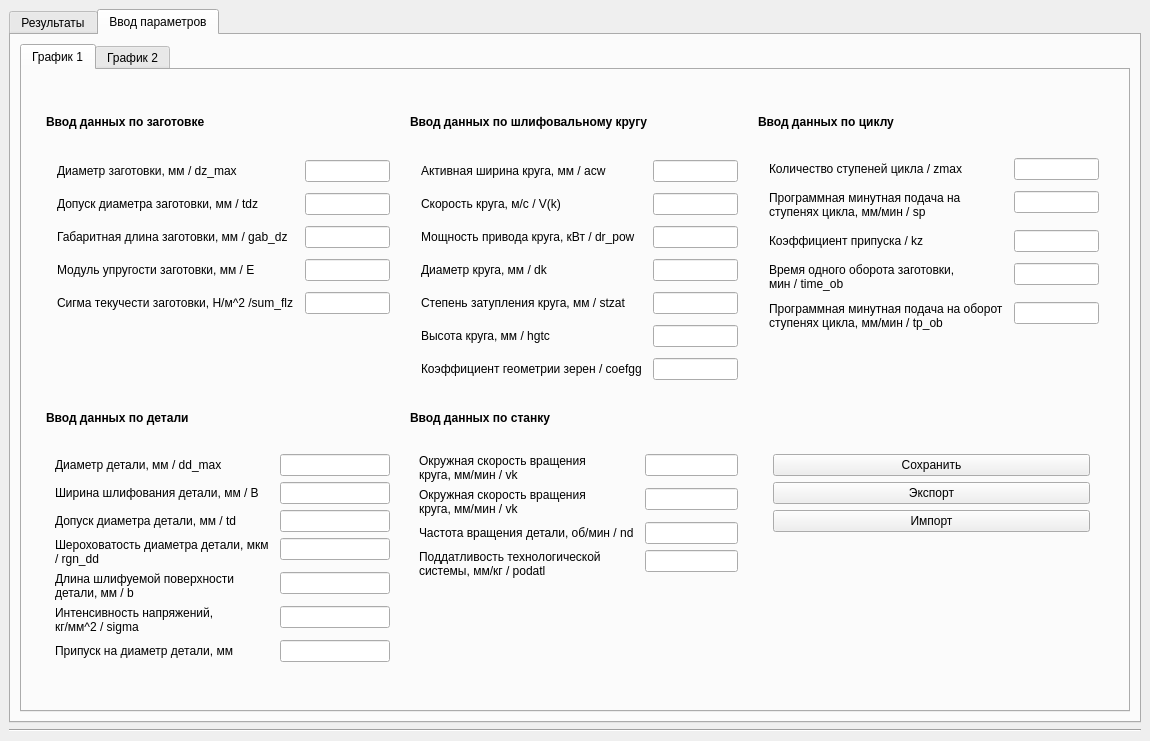
First picture: the form in Interfase/1.ui, repository MichailNikitin/optimization_CNC, before the edit.
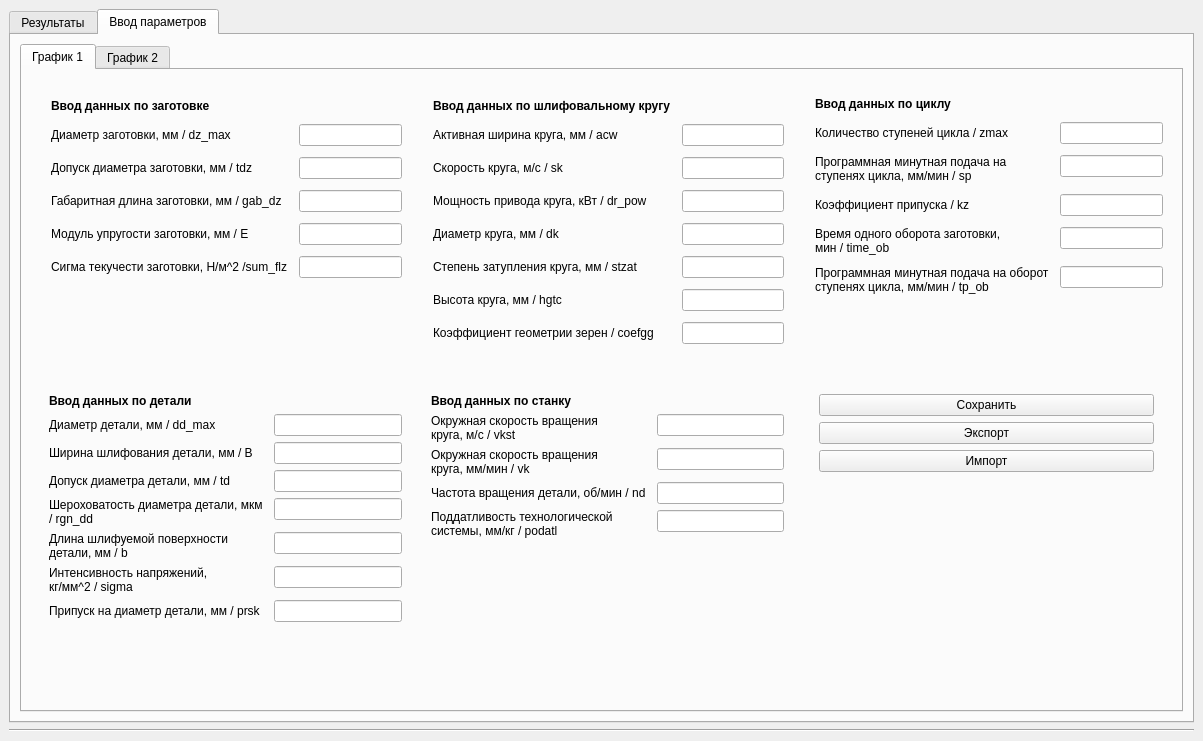
Second picture: the form after the edit.

What changed in the file:
```diff
--- a/Interfase/1.ui
+++ b/Interfase/1.ui
@@ -6,7 +6,7 @@
    <rect>
     <x>0</x>
     <y>0</y>
-    <width>1150</width>
+    <width>1203</width>
     <height>741</height>
    </rect>
   </property>
@@ -75,7 +75,7 @@
                <property name="horizontalSpacing">
                 <number>65</number>
                </property>
-               <item row="0" column="1">
+               <item row="0" column="0">
                 <widget class="QWidget" name="widget_2" native="true">
                  <property name="baseSize">
                   <size>
@@ -88,16 +88,16 @@
                    <enum>QLayout::SetDefaultConstraint</enum>
                   </property>
                   <property name="leftMargin">
-                   <number>6</number>
+                   <number>0</number>
                   </property>
                   <property name="topMargin">
-                   <number>7</number>
+                   <number>0</number>
                   </property>
                   <property name="rightMargin">
-                   <number>11</number>
+                   <number>0</number>
                   </property>
                   <property name="bottomMargin">
-                   <number>21</number>
+                   <number>10</number>
                   </property>
                   <property name="horizontalSpacing">
                    <number>20</number>
@@ -129,59 +129,73 @@
                      <property name="bottomMargin">
                       <number>11</number>
                      </property>
-                     <item row="0" column="0">
-                      <widget class="QLabel" name="label_2">
+                     <item row="1" column="0">
+                      <widget class="QLabel" name="dz_max_label">
                        <property name="text">
                         <string>Диаметр заготовки, мм / dz_max</string>
                        </property>
                       </widget>
                      </item>
-                     <item row="0" column="1">
-                      <widget class="QLineEdit" name="lineEdit">
+                     <item row="1" column="1">
+                      <widget class="QLineEdit" name="dz_max_textbox">
                        <property name="enabled">
                         <bool>true</bool>
                        </property>
                       </widget>
                      </item>
-                     <item row="1" column="0">
-                      <widget class="QLabel" name="label_3">
+                     <item row="2" column="0">
+                      <widget class="QLabel" name="tdz_label">
                        <property name="text">
                         <string>Допуск диаметра заготовки, мм / tdz</string>
                        </property>
                       </widget>
                      </item>
-                     <item row="1" column="1">
-                      <widget class="QLineEdit" name="lineEdit_2"/>
+                     <item row="2" column="1">
+                      <widget class="QLineEdit" name="tdz_textbox"/>
                      </item>
-                     <item row="2" column="0">
-                      <widget class="QLabel" name="label_4">
+                     <item row="3" column="0">
+                      <widget class="QLabel" name="gab_dz_label">
                        <property name="text">
                         <string>Габаритная длина заготовки, мм / gab_dz</string>
                        </property>
                       </widget>
                      </item>
-                     <item row="2" column="1">
-                      <widget class="QLineEdit" name="lineEdit_3"/>
+                     <item row="3" column="1">
+                      <widget class="QLineEdit" name="gab_dz_textbox"/>
                      </item>
-                     <item row="3" column="0">
-                      <widget class="QLabel" name="label_5">
+                     <item row="4" column="0">
+                      <widget class="QLabel" name="E_label">
                        <property name="text">
                         <string>Модуль упругости заготовки, мм / E</string>
                        </property>
                       </widget>
                      </item>
-                     <item row="3" column="1">
-                      <widget class="QLineEdit" name="lineEdit_4"/>
+                     <item row="4" column="1">
+                      <widget class="QLineEdit" name="E_textbox"/>
                      </item>
-                     <item row="4" column="0">
-                      <widget class="QLabel" name="label_6">
+                     <item row="5" column="0">
+                      <widget class="QLabel" name="sum_flz__label">
                        <property name="text">
                         <string>Сигма текучести заготовки, Н/м^2 /sum_flz</string>
                        </property>
                       </widget>
                      </item>
-                     <item row="4" column="1">
-                      <widget class="QLineEdit" name="lineEdit_5"/>
+                     <item row="5" column="1">
+                      <widget class="QLineEdit" name="sum_flz_textbox"/>
+                     </item>
+                     <item row="0" column="0">
+                      <widget class="QLabel" name="workpiece_title">
+                       <property name="font">
+                        <font>
+                         <pointsize>9</pointsize>
+                         <weight>75</weight>
+                         <bold>true</bold>
+                        </font>
+                       </property>
+                       <property name="text">
+                        <string>Ввод данных по заготовке</string>
+                       </property>
+                      </widget>
                      </item>
                     </layout>
                    </widget>
@@ -195,16 +209,13 @@
                      <property name="rightMargin">
                       <number>0</number>
                      </property>
-                     <item row="1" column="0">
-                      <widget class="QLabel" name="label_22">
+                     <item row="2" column="0">
+                      <widget class="QLabel" name="dd_max_label">
                        <property name="text">
                         <string>Диаметр детали, мм / dd_max</string>
                        </property>
                       </widget>
                      </item>
-                     <item row="1" column="1">
-                      <widget class="QLineEdit" name="lineEdit_19"/>
-                     </item>
                      <item row="2" column="1">
                       <widget class="QLineEdit" name="lineEdit_21"/>
                      </item>
@@ -214,59 +225,76 @@
                      <item row="4" column="1">
                       <widget class="QLineEdit" name="lineEdit_20"/>
                      </item>
-                     <item row="2" column="0">
-                      <widget class="QLabel" name="label_23">
+                     <item row="5" column="1">
+                      <widget class="QLineEdit" name="rgn_dd_textbox"/>
+                     </item>
+                     <item row="3" column="0">
+                      <widget class="QLabel" name="B_label">
                        <property name="text">
                         <string>Ширина шлифования детали, мм / B</string>
                        </property>
                       </widget>
                      </item>
-                     <item row="3" column="0">
-                      <widget class="QLabel" name="label_24">
+                     <item row="4" column="0">
+                      <widget class="QLabel" name="td_label">
                        <property name="text">
                         <string>Допуск диаметра детали, мм / td</string>
                        </property>
                       </widget>
                      </item>
-                     <item row="4" column="0">
-                      <widget class="QLabel" name="label_25">
+                     <item row="5" column="0">
+                      <widget class="QLabel" name="rgn_dd_label">
                        <property name="text">
                         <string>Шероховатость диаметра детали, мкм 
 / rgn_dd</string>
                        </property>
                       </widget>
                      </item>
-                     <item row="5" column="0">
-                      <widget class="QLabel" name="label_29">
+                     <item row="6" column="0">
+                      <widget class="QLabel" name="b_label">
                        <property name="text">
                         <string>Длина шлифуемой поверхности
 детали, мм / b</string>
                        </property>
                       </widget>
                      </item>
-                     <item row="6" column="0">
-                      <widget class="QLabel" name="label_30">
+                     <item row="7" column="0">
+                      <widget class="QLabel" name="sigma_label">
                        <property name="text">
                         <string>Интенсивность напряжений, 
 кг/мм^2 / sigma</string>
                        </property>
                       </widget>
                      </item>
-                     <item row="7" column="0">
-                      <widget class="QLabel" name="label_31">
+                     <item row="8" column="0">
+                      <widget class="QLabel" name="prsk_label">
                        <property name="text">
-                        <string>Припуск на диаметр детали, мм</string>
+                        <string>Припуск на диаметр детали, мм / prsk</string>
                        </property>
                       </widget>
                      </item>
-                     <item row="5" column="1">
-                      <widget class="QLineEdit" name="lineEdit_25"/>
-                     </item>
                      <item row="6" column="1">
                       <widget class="QLineEdit" name="lineEdit_26"/>
                      </item>
                      <item row="7" column="1">
-                      <widget class="QLineEdit" name="lineEdit_27"/>
+                      <widget class="QLineEdit" name="sigma_textbox"/>
+                     </item>
+                     <item row="8" column="1">
+                      <widget class="QLineEdit" name="prsk_textbox"/>
+                     </item>
+                     <item row="1" column="0">
+                      <widget class="QLabel" name="detail_title">
+                       <property name="font">
+                        <font>
+                         <pointsize>9</pointsize>
+                         <weight>75</weight>
+                         <bold>true</bold>
+                        </font>
+                       </property>
+                       <property name="text">
+                        <string>Ввод данных по детали</string>
+                       </property>
+                      </widget>
                      </item>
                     </layout>
                    </widget>
@@ -280,48 +308,62 @@
                      <property name="rightMargin">
                       <number>0</number>
                      </property>
-                     <item row="0" column="0">
-                      <widget class="QLabel" name="label_26">
-                       <property name="text">
-                        <string>Окружная скорость вращения
-круга, мм/мин / vk</string>
-                       </property>
-                      </widget>
-                     </item>
-                     <item row="0" column="1">
-                      <widget class="QLineEdit" name="lineEdit_24"/>
-                     </item>
                      <item row="1" column="0">
                       <widget class="QLabel" name="label_27">
                        <property name="text">
                         <string>Окружная скорость вращения
-круга, мм/мин / vk</string>
+круга, м/с / vkst</string>
                        </property>
                       </widget>
                      </item>
                      <item row="1" column="1">
                       <widget class="QLineEdit" name="lineEdit_28"/>
                      </item>
-                     <item row="3" column="0">
-                      <widget class="QLabel" name="label_28">
+                     <item row="2" column="0">
+                      <widget class="QLabel" name="vk_label">
+                       <property name="text">
+                        <string>Окружная скорость вращения
+круга, мм/мин / vk</string>
+                       </property>
+                      </widget>
+                     </item>
+                     <item row="2" column="1">
+                      <widget class="QLineEdit" name="vk_textbox"/>
+                     </item>
+                     <item row="4" column="0">
+                      <widget class="QLabel" name="nd_label">
                        <property name="text">
                         <string>Частота вращения детали, об/мин / nd</string>
                        </property>
                       </widget>
                      </item>
-                     <item row="3" column="1">
-                      <widget class="QLineEdit" name="lineEdit_29"/>
+                     <item row="4" column="1">
+                      <widget class="QLineEdit" name="nd_textbox"/>
                      </item>
-                     <item row="4" column="0">
-                      <widget class="QLabel" name="label_32">
+                     <item row="5" column="0">
+                      <widget class="QLabel" name="podatl_label">
                        <property name="text">
                         <string>Поддатливость технологической 
 системы, мм/кг / podatl</string>
                        </property>
                       </widget>
                      </item>
-                     <item row="4" column="1">
-                      <widget class="QLineEdit" name="lineEdit_30"/>
+                     <item row="5" column="1">
+                      <widget class="QLineEdit" name="podatl_textbox"/>
+                     </item>
+                     <item row="0" column="0">
+                      <widget class="QLabel" name="machine_title">
+                       <property name="font">
+                        <font>
+                         <pointsize>9</pointsize>
+                         <weight>75</weight>
+                         <bold>true</bold>
+                        </font>
+                       </property>
+                       <property name="text">
+                        <string>Ввод данных по станку</string>
+                       </property>
+                      </widget>
                      </item>
                     </layout>
                    </widget>
@@ -347,73 +389,90 @@
                      <property name="bottomMargin">
                       <number>11</number>
                      </property>
-                     <item row="0" column="0">
-                      <widget class="QLabel" name="label_9">
+                     <item row="1" column="0">
+                      <widget class="QLabel" name="acw_label">
                        <property name="text">
                         <string>Активная ширина круга, мм / acw</string>
                        </property>
                       </widget>
                      </item>
-                     <item row="1" column="0">
-                      <widget class="QLabel" name="label_10">
+                     <item row="1" column="1">
+                      <widget class="QLineEdit" name="acw_textbox"/>
+                     </item>
+                     <item row="2" column="0">
+                      <widget class="QLabel" name="sk_label">
                        <property name="text">
-                        <string>Скорость круга, м/с / V(k)</string>
+                        <string>Скорость круга, м/с / sk</string>
                        </property>
                       </widget>
                      </item>
+                     <item row="2" column="1">
+                      <widget class="QLineEdit" name="sk_textbox"/>
+                     </item>
                      <item row="3" column="0">
-                      <widget class="QLabel" name="label_12">
+                      <widget class="QLabel" name="dr_pow_label">
+                       <property name="text">
+                        <string>Мощность привода круга, кВт / dr_pow</string>
+                       </property>
+                      </widget>
+                     </item>
+                     <item row="3" column="1">
+                      <widget class="QLineEdit" name="dr_pow_textbox"/>
+                     </item>
+                     <item row="4" column="0">
+                      <widget class="QLabel" name="dk_label">
                        <property name="text">
                         <string>Диаметр круга, мм / dk</string>
                        </property>
                       </widget>
                      </item>
-                     <item row="4" column="0">
-                      <widget class="QLabel" name="label_13">
+                     <item row="4" column="1">
+                      <widget class="QLineEdit" name="dk_textbox"/>
+                     </item>
+                     <item row="5" column="0">
+                      <widget class="QLabel" name="stzat_label">
                        <property name="text">
                         <string>Степень затупления круга, мм / stzat</string>
                        </property>
                       </widget>
                      </item>
-                     <item row="5" column="0">
-                      <widget class="QLabel" name="label_14">
+                     <item row="5" column="1">
+                      <widget class="QLineEdit" name="stzat_textbox"/>
+                     </item>
+                     <item row="6" column="0">
+                      <widget class="QLabel" name="hgtc_label">
                        <property name="text">
                         <string>Высота круга, мм / hgtc</string>
                        </property>
                       </widget>
                      </item>
-                     <item row="6" column="0">
-                      <widget class="QLabel" name="label_15">
+                     <item row="6" column="1">
+                      <widget class="QLineEdit" name="hgtc_textbox"/>
+                     </item>
+                     <item row="7" column="0">
+                      <widget class="QLabel" name="coefgg_label">
                        <property name="text">
                         <string>Коэффициент геометрии зерен / coefgg</string>
                        </property>
                       </widget>
                      </item>
-                     <item row="0" column="1">
-                      <widget class="QLineEdit" name="lineEdit_6"/>
+                     <item row="7" column="1">
+                      <widget class="QLineEdit" name="coefgg_textbox"/>
                      </item>
-                     <item row="1" column="1">
-                      <widget class="QLineEdit" name="lineEdit_7"/>
-                     </item>
-                     <item row="2" column="1">
-                      <widget class="QLineEdit" name="lineEdit_8"/>
-                     </item>
-                     <item row="3" column="1">
-                      <widget class="QLineEdit" name="lineEdit_9"/>
-                     </item>
-                     <item row="4" column="1">
-                      <widget class="QLineEdit" name="lineEdit_10"/>
-                     </item>
-                     <item row="5" column="1">
-                      <widget class="QLineEdit" name="lineEdit_11"/>
-                     </item>
-                     <item row="6" column="1">
-                      <widget class="QLineEdit" name="lineEdit_12"/>
-                     </item>
-                     <item row="2" column="0">
-                      <widget class="QLabel" name="label_11">
+                     <item row="0" column="0">
+                      <widget class="QLabel" name="circle_title_2">
+                       <property name="font">
+                        <font>
+                         <pointsize>9</pointsize>
+                         <weight>75</weight>
+                         <bold>true</bold>
+                        </font>
+                       </property>
                        <property name="text">
-                        <string>Мощность привода круга, кВт / dr_pow</string>
+                        <string>Ввод данных по шлифовальному кругу</string>
+                       </property>
+                       <property name="indent">
+                        <number>0</number>
                        </property>
                       </widget>
                      </item>
@@ -441,136 +500,80 @@
                      <property name="bottomMargin">
                       <number>11</number>
                      </property>
-                     <item row="0" column="0">
-                      <widget class="QLabel" name="label_17">
+                     <item row="1" column="0">
+                      <widget class="QLabel" name="zmax_label">
                        <property name="text">
                         <string>Количество ступеней цикла / zmax</string>
                        </property>
                       </widget>
                      </item>
-                     <item row="1" column="0">
-                      <widget class="QLabel" name="label_18">
+                     <item row="1" column="1">
+                      <widget class="QLineEdit" name="zmax_textbox"/>
+                     </item>
+                     <item row="2" column="0">
+                      <widget class="QLabel" name="sp_label">
                        <property name="text">
                         <string>Программная минутная подача на 
 ступенях цикла, мм/мин / sp</string>
                        </property>
                       </widget>
                      </item>
-                     <item row="2" column="0">
-                      <widget class="QLabel" name="label_19">
+                     <item row="2" column="1">
+                      <widget class="QLineEdit" name="sp_textbox"/>
+                     </item>
+                     <item row="3" column="0">
+                      <widget class="QLabel" name="kz_label">
                        <property name="text">
                         <string>Коэффициент припуска / kz</string>
                        </property>
                       </widget>
                      </item>
-                     <item row="3" column="0">
-                      <widget class="QLabel" name="label_20">
+                     <item row="3" column="1">
+                      <widget class="QLineEdit" name="kz_textbox"/>
+                     </item>
+                     <item row="4" column="0">
+                      <widget class="QLabel" name="time_ob_label">
                        <property name="text">
                         <string>Время одного оборота заготовки, 
 мин / time_ob</string>
                        </property>
                       </widget>
                      </item>
-                     <item row="4" column="0">
-                      <widget class="QLabel" name="label_21">
+                     <item row="4" column="1">
+                      <widget class="QLineEdit" name="time_ob_textbox"/>
+                     </item>
+                     <item row="5" column="0">
+                      <widget class="QLabel" name="tp_ob_label">
                        <property name="text">
                         <string>Программная минутная подача на оборот
 ступенях цикла, мм/мин / tp_ob</string>
                        </property>
                       </widget>
                      </item>
-                     <item row="0" column="1">
-                      <widget class="QLineEdit" name="lineEdit_13"/>
-                     </item>
-                     <item row="1" column="1">
-                      <widget class="QLineEdit" name="lineEdit_14"/>
-                     </item>
-                     <item row="2" column="1">
-                      <widget class="QLineEdit" name="lineEdit_15"/>
-                     </item>
-                     <item row="3" column="1">
-                      <widget class="QLineEdit" name="lineEdit_16"/>
-                     </item>
-                     <item row="4" column="1">
-                      <widget class="QLineEdit" name="lineEdit_17">
+                     <item row="5" column="1">
+                      <widget class="QLineEdit" name="tp_ob_textbox">
                        <property name="enabled">
                         <bool>true</bool>
                        </property>
                       </widget>
                      </item>
+                     <item row="0" column="0">
+                      <widget class="QLabel" name="cycle_title">
+                       <property name="font">
+                        <font>
+                         <pointsize>9</pointsize>
+                         <weight>75</weight>
+                         <bold>true</bold>
+                        </font>
+                       </property>
+                       <property name="text">
+                        <string>Ввод данных по циклу</string>
+                       </property>
+                      </widget>
+                     </item>
                     </layout>
                    </widget>
                   </item>
-                  <item row="0" column="2">
-                   <widget class="QLabel" name="label_16">
-                    <property name="font">
-                     <font>
-                      <pointsize>9</pointsize>
-                      <weight>75</weight>
-                      <bold>true</bold>
-                     </font>
-                    </property>
-                    <property name="text">
-                     <string>Ввод данных по циклу</string>
-                    </property>
-                   </widget>
-                  </item>
-                  <item row="2" column="0">
-                   <widget class="QLabel" name="label_33">
-                    <property name="font">
-                     <font>
-                      <pointsize>9</pointsize>
-                      <weight>75</weight>
-                      <bold>true</bold>
-                     </font>
-                    </property>
-                    <property name="text">
-                     <string>Ввод данных по детали</string>
-                    </property>
-                   </widget>
-                  </item>
-                  <item row="2" column="1">
-                   <widget class="QLabel" name="label_34">
-                    <property name="font">
-                     <font>
-                      <pointsize>9</pointsize>
-                      <weight>75</weight>
-                      <bold>true</bold>
-                     </font>
-                    </property>
-                    <property name="text">
-                     <string>Ввод данных по станку</string>
-                    </property>
-                   </widget>
-                  </item>
-                  <item row="0" column="0">
-                   <widget class="QLabel" name="label">
-                    <property name="font">
-                     <font>
-                      <pointsize>9</pointsize>
-                      <weight>75</weight>
-                      <bold>true</bold>
-                     </font>
-                    </property>
-                    <property name="text">
-                     <string>Ввод данных по заготовке</string>
-                    </property>
-                   </widget>
-                  </item>
-                  <item row="0" column="1">
-                   <widget class="QLabel" name="label_8">
-                    <property name="font">
-                     <font>
-                      <pointsize>9</pointsize>
-                      <weight>75</weight>
-                      <bold>true</bold>
-                     </font>
-                    </property>
-                    <property name="text">
-                     <string>Ввод данных по шлифовальному кругу</string>
-                    </property>
-                   </widget>
-                  </item>
                   <item row="3" column="2">
                    <widget class="QWidget" name="widget_7" native="true">
                     <layout class="QFormLayout" name="formLayout_6">
```
Left out of the diff: 28 changed lines with no effect on the pictures.
